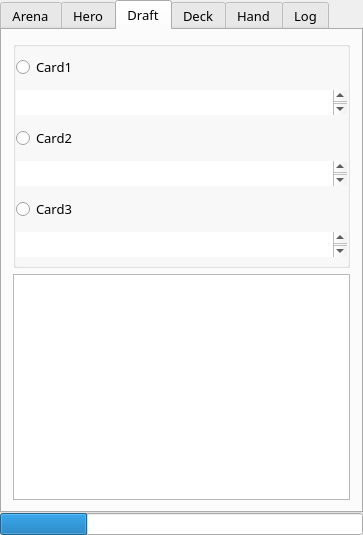
This is mainwindow.ui in supertriodo/Arena-Tracker as Qt 5 draws it before an edit. The edited form follows.
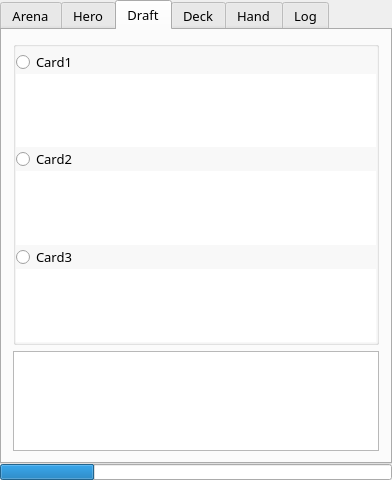
This is the edited form. The open tabs and pages were chosen to show the change. Icons and pictures are not drawn.

Commit message: Draft overlay shows all synergies. Increased frame of draft overlay. Cards icon size reduced for synergies if it doesn't fit. Change synergies separator from hearthArena to ' / ' Bug Fix: Repeated cards in synergyes show its number instead of unknown. Draft tab now expands synergies boxes instead of comment text browser.

```diff
--- a/mainwindow.ui
+++ b/mainwindow.ui
@@ -6,8 +6,8 @@
    <rect>
     <x>0</x>
     <y>0</y>
-    <width>363</width>
-    <height>535</height>
+    <width>392</width>
+    <height>480</height>
    </rect>
   </property>
   <property name="windowTitle">
@@ -607,7 +607,7 @@
           <item>
            <widget class="QGroupBox" name="groupBoxDraft">
             <property name="sizePolicy">
-             <sizepolicy hsizetype="Preferred" vsizetype="Preferred">
+             <sizepolicy hsizetype="Preferred" vsizetype="Expanding">
               <horstretch>0</horstretch>
               <verstretch>0</verstretch>
              </sizepolicy>
@@ -620,7 +620,7 @@
             </property>
             <layout class="QVBoxLayout" name="verticalLayout_9">
              <property name="spacing">
-              <number>6</number>
+              <number>0</number>
              </property>
              <property name="leftMargin">
               <number>0</number>
@@ -644,7 +644,7 @@
              <item>
               <widget class="QTextBrowser" name="textDraft1">
                <property name="sizePolicy">
-                <sizepolicy hsizetype="Expanding" vsizetype="Preferred">
+                <sizepolicy hsizetype="Expanding" vsizetype="Expanding">
                  <horstretch>0</horstretch>
                  <verstretch>0</verstretch>
                 </sizepolicy>
@@ -652,7 +652,7 @@
                <property name="maximumSize">
                 <size>
                  <width>16777215</width>
-                 <height>25</height>
+                 <height>16777215</height>
                 </size>
                </property>
                <property name="font">
@@ -679,7 +679,7 @@
              <item>
               <widget class="QTextBrowser" name="textDraft2">
                <property name="sizePolicy">
-                <sizepolicy hsizetype="Expanding" vsizetype="Preferred">
+                <sizepolicy hsizetype="Expanding" vsizetype="Expanding">
                  <horstretch>0</horstretch>
                  <verstretch>0</verstretch>
                 </sizepolicy>
@@ -687,7 +687,7 @@
                <property name="maximumSize">
                 <size>
                  <width>16777215</width>
-                 <height>25</height>
+                 <height>16777215</height>
                 </size>
                </property>
                <property name="font">
@@ -711,7 +711,7 @@
              <item>
               <widget class="QTextBrowser" name="textDraft3">
                <property name="sizePolicy">
-                <sizepolicy hsizetype="Expanding" vsizetype="Preferred">
+                <sizepolicy hsizetype="Expanding" vsizetype="Expanding">
                  <horstretch>0</horstretch>
                  <verstretch>0</verstretch>
                 </sizepolicy>
@@ -719,7 +719,7 @@
                <property name="maximumSize">
                 <size>
                  <width>16777215</width>
-                 <height>25</height>
+                 <height>16777215</height>
                 </size>
                </property>
                <property name="font">
@@ -744,6 +744,12 @@
               <verstretch>0</verstretch>
              </sizepolicy>
             </property>
+            <property name="minimumSize">
+             <size>
+              <width>0</width>
+              <height>100</height>
+             </size>
+            </property>
             <property name="font">
              <font>
               <family>Sans Serif</family>
```
The commit also changes 4 other files.
